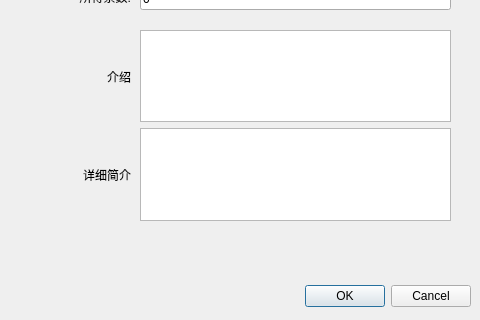
Qt form insertpersondialog.ui (hekai97/MyDSCD) before a commit; both pictures show x 0 to 480 and y 320 to 640 of the 480 by 640 pixel window.
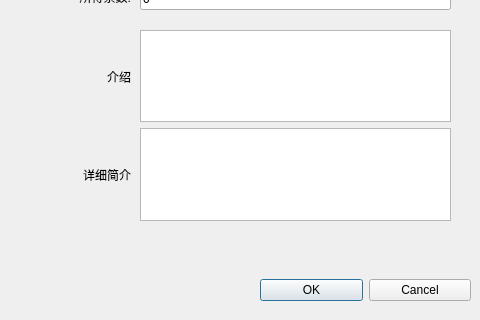
The same form after that commit.

```diff
--- a/insertpersondialog.ui
+++ b/insertpersondialog.ui
@@ -13,22 +13,6 @@
   <property name="windowTitle">
    <string>Dialog</string>
   </property>
-  <widget class="QDialogButtonBox" name="buttonBox">
-   <property name="geometry">
-    <rect>
-     <x>10</x>
-     <y>600</y>
-     <width>461</width>
-     <height>32</height>
-    </rect>
-   </property>
-   <property name="orientation">
-    <enum>Qt::Horizontal</enum>
-   </property>
-   <property name="standardButtons">
-    <set>QDialogButtonBox::Cancel|QDialogButtonBox::Ok</set>
-   </property>
-  </widget>
   <widget class="QWidget" name="verticalLayoutWidget">
    <property name="geometry">
     <rect>
@@ -367,6 +351,32 @@
     </item>
    </layout>
   </widget>
+  <widget class="QWidget" name="horizontalLayoutWidget">
+   <property name="geometry">
+    <rect>
+     <x>260</x>
+     <y>590</y>
+     <width>211</width>
+     <height>41</height>
+    </rect>
+   </property>
+   <layout class="QHBoxLayout" name="horizontalLayout">
+    <item>
+     <widget class="QPushButton" name="pushButton">
+      <property name="text">
+       <string>OK</string>
+      </property>
+     </widget>
+    </item>
+    <item>
+     <widget class="QPushButton" name="pushButton_2">
+      <property name="text">
+       <string>Cancel</string>
+      </property>
+     </widget>
+    </item>
+   </layout>
+  </widget>
  </widget>
  <resources/>
  <connections>
```
Left out of the diff: 35 changed lines with no effect on the pictures.
